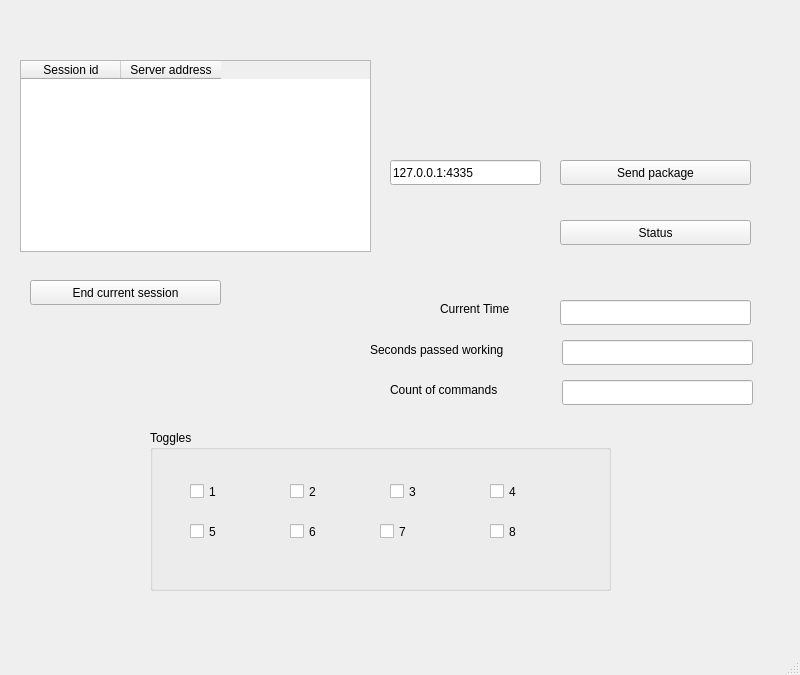
Before: the Qt Designer form practice_task/mainwindow.ui in ThatsRightImKiryu/CNIIAG-Practice, drawn with Qt 5.
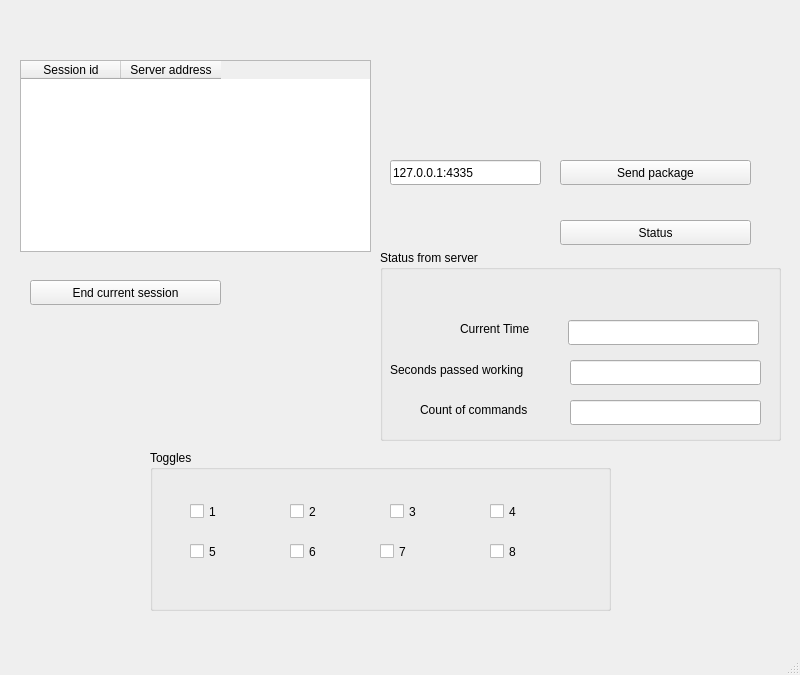
After: the same form once the commit is applied.

What changed in the file:
```diff
--- a/practice_task/mainwindow.ui
+++ b/practice_task/mainwindow.ui
@@ -56,61 +56,6 @@
      <string>Status</string>
     </property>
    </widget>
-   <widget class="QLineEdit" name="currentTimeLE">
-    <property name="enabled">
-     <bool>true</bool>
-    </property>
-    <property name="geometry">
-     <rect>
-      <x>560</x>
-      <y>300</y>
-      <width>191</width>
-      <height>25</height>
-     </rect>
-    </property>
-    <property name="readOnly">
-     <bool>true</bool>
-    </property>
-   </widget>
-   <widget class="QLineEdit" name="workingTimeLE">
-    <property name="geometry">
-     <rect>
-      <x>562</x>
-      <y>340</y>
-      <width>191</width>
-      <height>25</height>
-     </rect>
-    </property>
-    <property name="readOnly">
-     <bool>true</bool>
-    </property>
-   </widget>
-   <widget class="QLabel" name="label">
-    <property name="geometry">
-     <rect>
-      <x>440</x>
-      <y>300</y>
-      <width>101</width>
-      <height>17</height>
-     </rect>
-    </property>
-    <property name="text">
-     <string>Current Time</string>
-    </property>
-   </widget>
-   <widget class="QLabel" name="label_2">
-    <property name="geometry">
-     <rect>
-      <x>370</x>
-      <y>340</y>
-      <width>171</width>
-      <height>20</height>
-     </rect>
-    </property>
-    <property name="text">
-     <string>Seconds passed working</string>
-    </property>
-   </widget>
    <widget class="QTableWidget" name="sessionTable">
     <property name="geometry">
      <rect>
@@ -143,32 +88,6 @@
      </property>
     </column>
    </widget>
-   <widget class="QLabel" name="label_3">
-    <property name="geometry">
-     <rect>
-      <x>390</x>
-      <y>380</y>
-      <width>151</width>
-      <height>20</height>
-     </rect>
-    </property>
-    <property name="text">
-     <string>Count of commands</string>
-    </property>
-   </widget>
-   <widget class="QLineEdit" name="commandLE">
-    <property name="geometry">
-     <rect>
-      <x>562</x>
-      <y>380</y>
-      <width>191</width>
-      <height>25</height>
-     </rect>
-    </property>
-    <property name="readOnly">
-     <bool>true</bool>
-    </property>
-   </widget>
    <widget class="QPushButton" name="endSessionBtn">
     <property name="geometry">
      <rect>
@@ -186,7 +105,7 @@
     <property name="geometry">
      <rect>
       <x>150</x>
-      <y>430</y>
+      <y>450</y>
       <width>461</width>
       <height>161</height>
      </rect>
@@ -299,6 +218,100 @@
      </property>
     </widget>
    </widget>
+   <widget class="QGroupBox" name="StatusGroupBox">
+    <property name="geometry">
+     <rect>
+      <x>380</x>
+      <y>250</y>
+      <width>401</width>
+      <height>191</height>
+     </rect>
+    </property>
+    <property name="title">
+     <string>Status from server</string>
+    </property>
+    <widget class="QLineEdit" name="commandLE">
+     <property name="geometry">
+      <rect>
+       <x>190</x>
+       <y>150</y>
+       <width>191</width>
+       <height>25</height>
+      </rect>
+     </property>
+     <property name="readOnly">
+      <bool>true</bool>
+     </property>
+    </widget>
+    <widget class="QLabel" name="label_3">
+     <property name="geometry">
+      <rect>
+       <x>40</x>
+       <y>150</y>
+       <width>151</width>
+       <height>20</height>
+      </rect>
+     </property>
+     <property name="text">
+      <string>Count of commands</string>
+     </property>
+    </widget>
+    <widget class="QLineEdit" name="workingTimeLE">
+     <property name="geometry">
+      <rect>
+       <x>190</x>
+       <y>110</y>
+       <width>191</width>
+       <height>25</height>
+      </rect>
+     </property>
+     <property name="readOnly">
+      <bool>true</bool>
+     </property>
+    </widget>
+    <widget class="QLabel" name="label">
+     <property name="geometry">
+      <rect>
+       <x>80</x>
+       <y>70</y>
+       <width>101</width>
+       <height>17</height>
+      </rect>
+     </property>
+     <property name="text">
+      <string>Current Time</string>
+     </property>
+    </widget>
+    <widget class="QLineEdit" name="currentTimeLE">
+     <property name="enabled">
+      <bool>true</bool>
+     </property>
+     <property name="geometry">
+      <rect>
+       <x>188</x>
+       <y>70</y>
+       <width>191</width>
+       <height>25</height>
+      </rect>
+     </property>
+     <property name="readOnly">
+      <bool>true</bool>
+     </property>
+    </widget>
+    <widget class="QLabel" name="label_2">
+     <property name="geometry">
+      <rect>
+       <x>10</x>
+       <y>110</y>
+       <width>171</width>
+       <height>20</height>
+      </rect>
+     </property>
+     <property name="text">
+      <string>Seconds passed working</string>
+     </property>
+    </widget>
+   </widget>
   </widget>
   <widget class="QStatusBar" name="statusbar"/>
  </widget>
```
Left out of the diff: 2 changed lines with no effect on the pictures.
